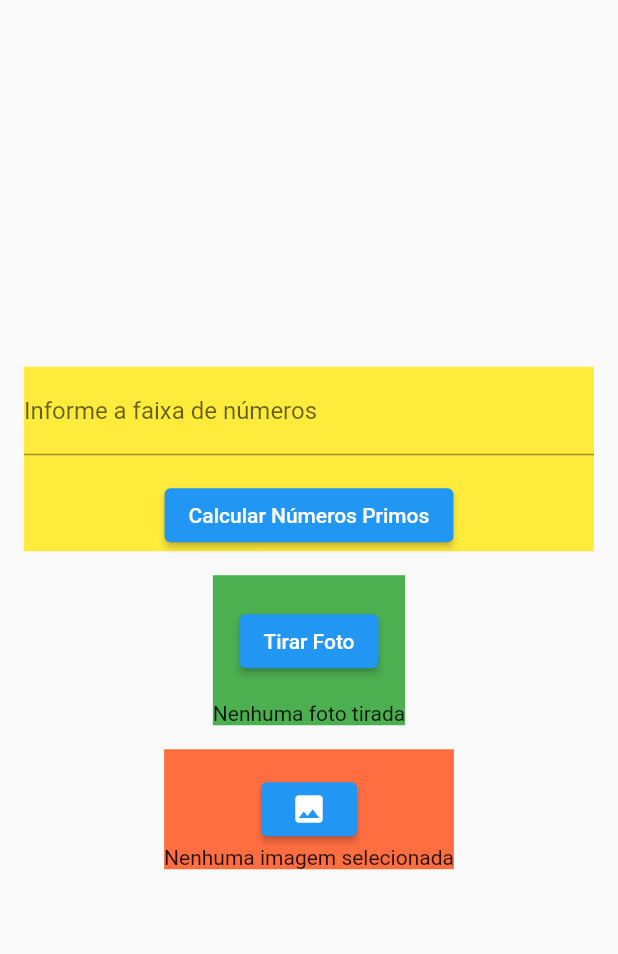
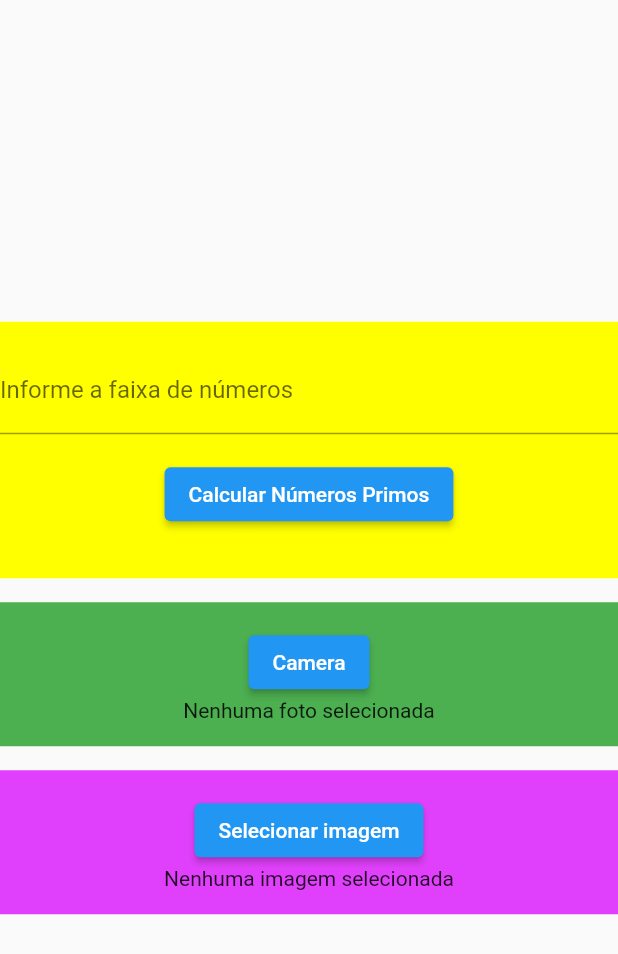
Before and after one commit to fabiomachadojr/myapplicationhybrid, a Flutter app: the screen it shows after launch, on a phone screen of 412 x 824 dp. Shown: the top 954 px of the screen. Run offline on Flutter 3.47's test engine with Material 2 defaults, Android fonts, the phone set to English and light mode, and no system bars; our stand-ins replace image_picker.

Commit message:
Ajuste de laytout

```diff
--- a/lib/main.dart
+++ b/lib/main.dart
@@ -58,15 +58,15 @@ class _PrimeNumberCalculatorState extends State<PrimeNumberCalculator> {
   @override
   Widget build(BuildContext context) {
     return Scaffold(
-      body: Padding(
-        padding: const EdgeInsets.all(16.0),
-        child: Column(
+      body: Column(
         mainAxisAlignment: MainAxisAlignment.center,
         children: [
           Container(
-              color: Colors.yellow, // Defina a cor desejada aqui
+            width: double.infinity,
+            color: Colors.yellowAccent,
             child: Column(
               children: [
+                const SizedBox(height: 16),
                 TextField(
                   controller: _rangeController,
                   keyboardType: TextInputType.number,
@@ -84,53 +84,56 @@ class _PrimeNumberCalculatorState extends State<PrimeNumberCalculator> {
                   },
                   child: const Text('Calcular Números Primos'),
                 ),
+                const SizedBox(height: 16),
+                if (_primeCount >= 0)
+                  Text('Quantidade de números primos na faixa: $_primeCount'),
+                const SizedBox(height: 16),
               ],
             ),
           ),
           const SizedBox(height: 16),
           Container(
-                color: Colors.green, // Defina a cor desejada aqui
+              width: double.infinity,
+              color: Colors.green,
               child: Column(
                 children: [
-                    if (_primeCount >= 0)
-                      Text(
-                          'Quantidade de números primos na faixa: $_primeCount'),
-                    const SizedBox(height: 20),
+                  const SizedBox(height: 16),
                   ElevatedButton(
                     onPressed: _getImage,
-                      child: Text('Tirar Foto'),
+                    child: Text('Camera'),
                   ),
-                    const SizedBox(height: 16),
                   _image == null
-                        ? const Text('Nenhuma foto tirada')
+                      ? const Text('Nenhuma foto selecionada')
                       : Image.file(
                           _image! as File,
                           width: 150,
                           height: 150,
                         ),
+                  const SizedBox(height: 16),
                 ],
               )),
           const SizedBox(height: 16),
           Container(
-                color: Colors.deepOrangeAccent, // Defina a cor desejada aqui
+              width: double.infinity,
+              color: Colors.purpleAccent,
               child: Column(
                 children: [
                   const SizedBox(height: 16),
                   ElevatedButton(
                     onPressed: _pickImage,
-                      child: const Icon(Icons.photo),
+                    child: const Text('Selecionar imagem'),
                   ),
                   _selectedImage == null
-                        ? Text('Nenhuma imagem selecionada')
+                      ? const Text('Nenhuma imagem selecionada')
                       : Image.file(
                           _selectedImage!,
                           width: 150,
                           height: 150,
                         ),
+                  const SizedBox(height: 16),
                 ],
               )),
         ],
-        ),
       ),
     );
   }
```
Lines whose indentation alone changed are shown as unchanged.
